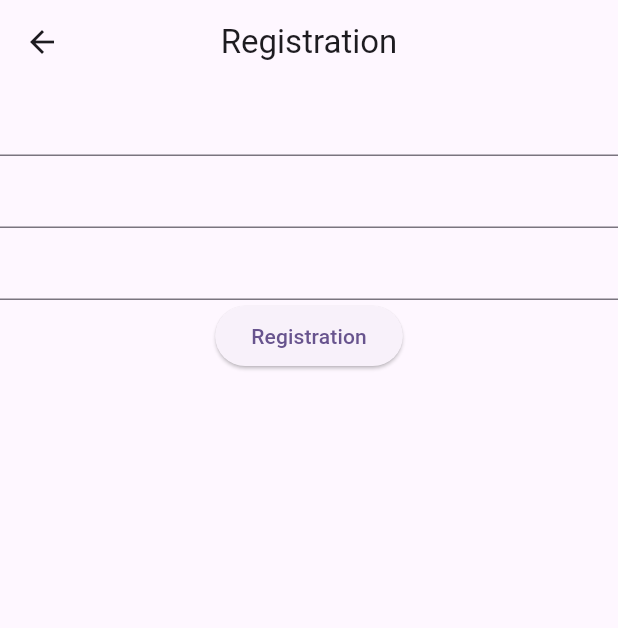
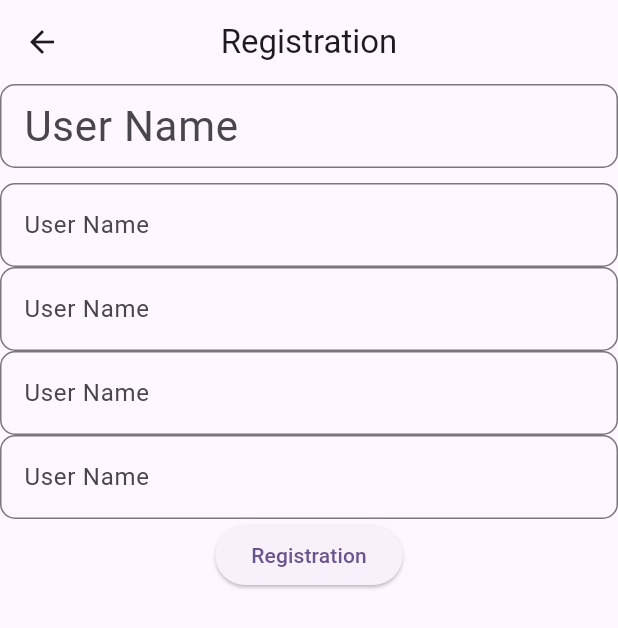
Before and after one commit to RubelJSE/flutter_Project, a Flutter app: the UserRegistrationForm screen opened directly, after a tap on "Registration", on a phone screen of 412 x 824 dp. Shown: the top 628 px of the screen. Run offline on Flutter 3.47's test engine with Material 3 defaults, Android fonts, the phone set to English and light mode, and no system bars; our stand-ins replace cloud_firestore, firebase_core, firebase_messaging, flutter_local_notifications, hive; accounts and stored records are empty; generated files the repository leaves out were written again.

Commit message:
documentdocumentation or comment

```diff
--- a/lib/firebase_api/save_api.dart
+++ b/lib/firebase_api/save_api.dart
@@ -3,19 +3,24 @@ import 'package:cloud_firestore/cloud_firestore.dart';
 
 
 class SaveApi{
-
+  ///function of storing data on firebase database
 static Future<void> saveUserInfo({
 
   required String userName,
   required int age,
   required double salary,
+  String? exName,
+  required String exHusbandName,
 }) async{
+  ///initialize firebase fire store
   FirebaseFirestore firestore = FirebaseFirestore.instance;
-  await firestore.collection('userInfor').add({
+  await firestore.collection('userInfo').add({
     'userId': DateTime.now().millisecondsSinceEpoch,
     'userName': userName,
     'age': age,
-    'salary': salary
+    'salary': salary,
+    'exName': exName,
+    'exHusband': exHusbandName,
 
 
   });
--- a/lib/main.dart
+++ b/lib/main.dart
@@ -18,6 +18,7 @@ void main() async {
     options: DefaultFirebaseOptions.currentPlatform,
 
   );
+  /// call initialize notification function
   await MessageApi().initNotification();
 
   var appDocumentDirectory = await pathProvider.getApplicationDocumentsDirectory();
--- a/lib/screen/user/user_registration.dart
+++ b/lib/screen/user/user_registration.dart
@@ -1,5 +1,6 @@
 import 'package:flutter/material.dart';
 import 'package:my_flutter_app/firebase_api/save_api.dart';
+
 class UserRegistrationForm extends StatefulWidget {
   const UserRegistrationForm({super.key});
 
@@ -11,14 +12,26 @@ class _UserRegistrationFormState extends State<UserRegistrationForm> {
   final TextEditingController nameController = TextEditingController();
   final TextEditingController ageController = TextEditingController();
   final TextEditingController salaryController = TextEditingController();
+  final TextEditingController exController = TextEditingController();
+  final TextEditingController exHusbandController = TextEditingController();
 
-  Future<void> _registration() async{
+  Future<void> _registration() async {
     int age = int.parse(ageController.text);
     double salary = double.parse(salaryController.text);
-    await SaveApi.saveUserInfo(userName: nameController.text,
-        age: age,
-        salary: salary);
+
+    await SaveApi.saveUserInfo(
+      userName: nameController.text,
+      age: age,
+      salary: salary,
+      exName: exController.text,
+      exHusbandName: exHusbandController.text,
+    );
+
+    ///display a message for successfully add the data
+    ScaffoldMessenger.of(context).showSnackBar(
+        SnackBar(content: Text('User is Successfully registered')));
   }
+
   @override
   Widget build(BuildContext context) {
     return Scaffold(
@@ -27,24 +40,68 @@ class _UserRegistrationFormState extends State<UserRegistrationForm> {
         title: Text('Registration'),
       ),
       body: SingleChildScrollView(
-        child: Form(child: Column(
+        child: Form(
+            child: Column(
           mainAxisAlignment: MainAxisAlignment.center,
           crossAxisAlignment: CrossAxisAlignment.center,
           children: [
             TextFormField(
+              decoration: InputDecoration(
+                labelText: 'User Name',
+                labelStyle: TextStyle(fontSize: 28),
+                border: OutlineInputBorder(
+                  borderRadius: BorderRadius.circular(10)
+                )
+              ),
               controller: nameController,
             ),
+            Divider(
+              height: 10,
+              color: Colors.transparent,
+            ),
             TextFormField(
+              decoration: InputDecoration(
+                  labelText: 'User Name',
+                  border: OutlineInputBorder(
+                      borderRadius: BorderRadius.circular(10)
+                  )
+              ),
               controller: ageController,
             ),
             TextFormField(
+              decoration: InputDecoration(
+                  labelText: 'User Name',
+                  border: OutlineInputBorder(
+                      borderRadius: BorderRadius.circular(10)
+                  )
+              ),
               controller: salaryController,
             ),
-            ElevatedButton(onPressed: (){
-              _registration();
-            }, child: Text('Registration'))
+            TextFormField(
+              decoration: InputDecoration(
+                  labelText: 'User Name',
+                  border: OutlineInputBorder(
+                      borderRadius: BorderRadius.circular(10)
+                  )
+              ),
+              controller: exController,
+            ),
+            TextFormField(
+              decoration: InputDecoration(
+                  labelText: 'User Name',
+                  border: OutlineInputBorder(
+                      borderRadius: BorderRadius.circular(10)
+                  )
+              ),
+              controller: exHusbandController,
+            ),
 
+            ElevatedButton(
 
+                onPressed: () {
+                  _registration();
+                },
+                child: Text('Registration'))
           ],
         )),
       ),
```
Also changed, not shown: lib/firebase_api/message_api.dart (+5 -4 lines), 1 other file.
